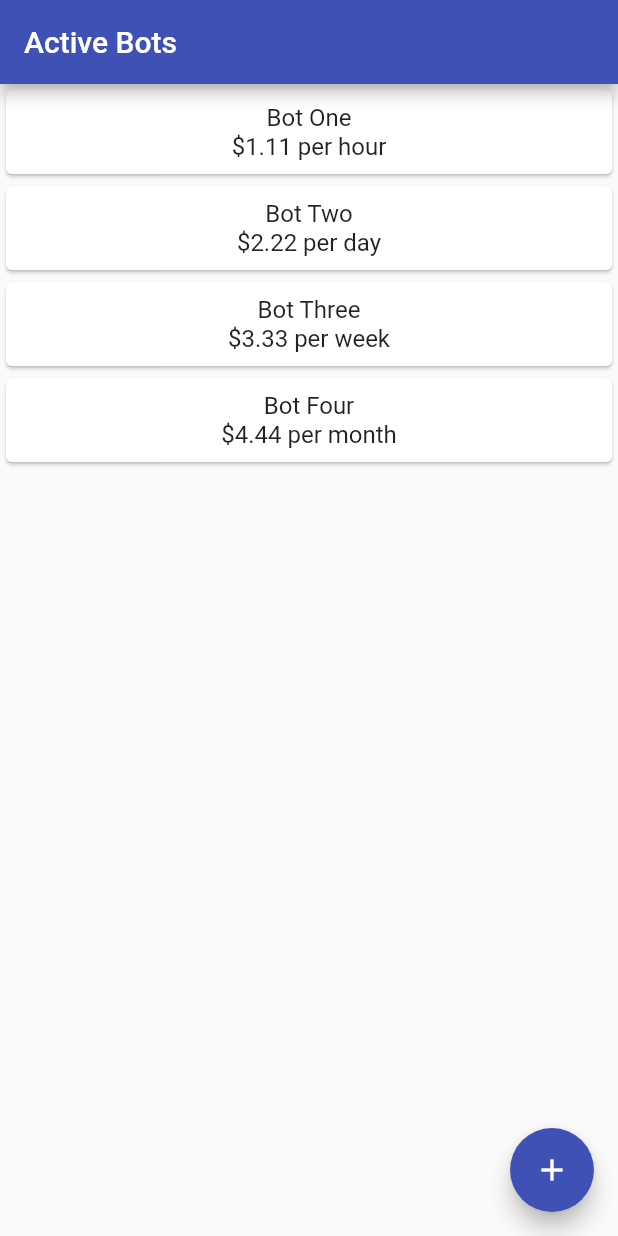
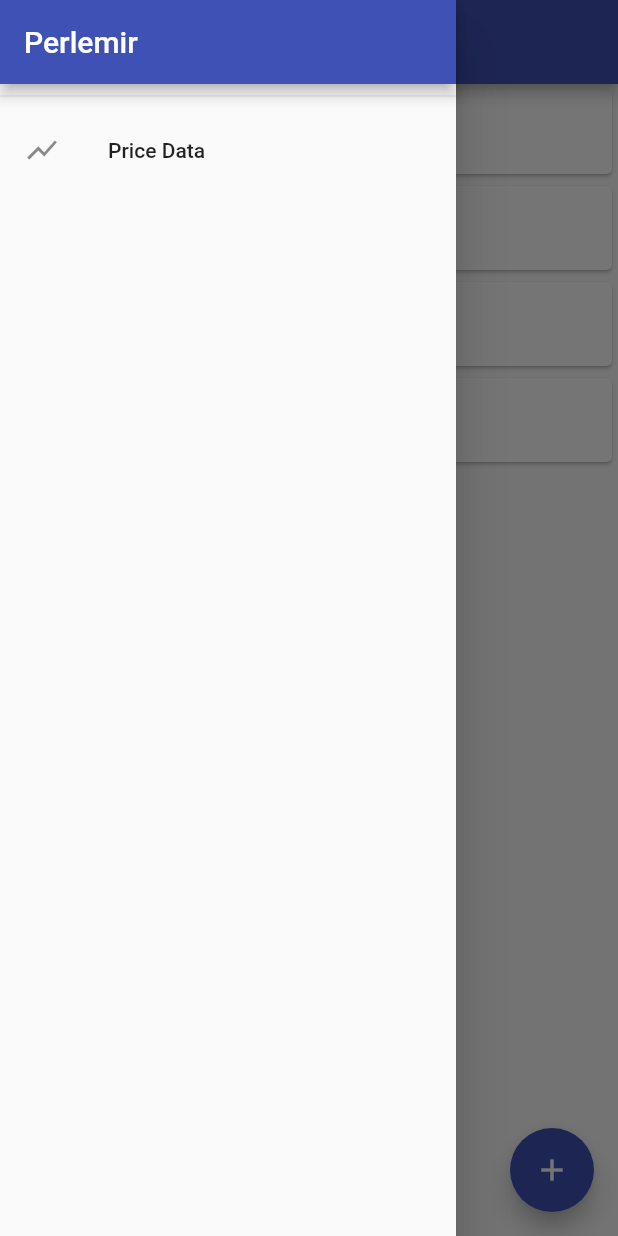
Before and after one commit to mdip226/perlemir_mobile, a Flutter app: the screen it shows after launch, with the side drawer open (before the commit the screen has no drawer), on a phone screen of 412 x 824 dp. Run offline on Flutter 3.47's test engine with Material 2 defaults, Android fonts, the phone set to English and light mode, and no system bars.

Commit message:
fetch prices

```diff
--- a/lib/main.dart
+++ b/lib/main.dart
@@ -1,6 +1,8 @@
 import 'package:flutter/material.dart';
+import 'package:perlemir_mobile/providers/bitcoin_price.dart';
 import 'package:perlemir_mobile/providers/bots.dart';
 import 'package:perlemir_mobile/screens/add_bot_screen.dart';
+import 'package:perlemir_mobile/screens/price_screen.dart';
 import 'package:provider/provider.dart';
 import 'package:perlemir_mobile/screens/bot_screen.dart';
 
@@ -12,15 +14,26 @@ class MyApp extends StatelessWidget {
   // This widget is the root of your application.
   @override
   Widget build(BuildContext context) {
-    return ChangeNotifierProvider(
-      create: (ctx) => Bots(),
+    return MultiProvider(
+      providers: [
+        ChangeNotifierProvider(
+          create: (ctx) => Bots(),
+        ),
+        ChangeNotifierProvider(
+          create: (ctx) => BitcoinPrice(),
+        )
+      ],
       child: MaterialApp(
         title: 'Perlemir',
         theme: ThemeData(
           primarySwatch: Colors.indigo,
         ),
         home: BotScreen(),
-        routes: {AddBotScreen.routeName: (ctx) => AddBotScreen()},
+        routes: {
+          AddBotScreen.routeName: (ctx) => AddBotScreen(),
+          BotScreen.routeName: (ctx) => BotScreen(),
+          PriceScreen.routeName: (ctx) => PriceScreen(),
+        },
       ),
     );
   }
--- a/lib/screens/bot_screen.dart
+++ b/lib/screens/bot_screen.dart
@@ -1,11 +1,13 @@
 import 'package:flutter/material.dart';
 import 'package:perlemir_mobile/screens/add_bot_screen.dart';
+import 'package:perlemir_mobile/widgets/app_drawer.dart';
 import 'package:provider/provider.dart';
 
 import '../providers/bots.dart';
 import '../widgets/bot_card.dart';
 
 class BotScreen extends StatelessWidget {
+  static const routeName = '/bot-screen';
   @override
   Widget build(BuildContext context) {
     return Scaffold(
@@ -29,6 +31,7 @@ class BotScreen extends StatelessWidget {
                   return BotCard(bots.dcabots[i]);
                 }),
       ),
+      drawer: AppDrawer(),
     );
   }
 }
--- /dev/null
+++ b/lib/widgets/app_drawer.dart
@@ -0,0 +1,27 @@
+import 'package:flutter/material.dart';
+import 'package:perlemir_mobile/screens/price_screen.dart';
+
+class AppDrawer extends StatelessWidget {
+  @override
+  Widget build(BuildContext context) {
+    return Drawer(
+      child: Column(
+        children: [
+          AppBar(
+            title: Text("Perlemir"),
+            automaticallyImplyLeading: false,
+          ),
+          Divider(),
+          ListTile(
+            leading: Icon(Icons.show_chart),
+            title: Text("Price Data"),
+            onTap: () {
+              Navigator.of(context).pop();
+              Navigator.of(context).pushNamed(PriceScreen.routeName);
+            },
+          )
+        ],
+      ),
+    );
+  }
+}
--- a/pubspec.yaml
+++ b/pubspec.yaml
@@ -24,6 +24,7 @@ dependencies:
   flutter:
     sdk: flutter
   provider: ^5.0.0
+  http: ^0.13.1
 
 
   # The following adds the Cupertino Icons font to your application.
```
Also changed, not shown: lib/providers/bitcoin_price.dart (added, +21 -0 lines), lib/screens/price_screen.dart (added, +34 -0 lines), pubspec.lock.
